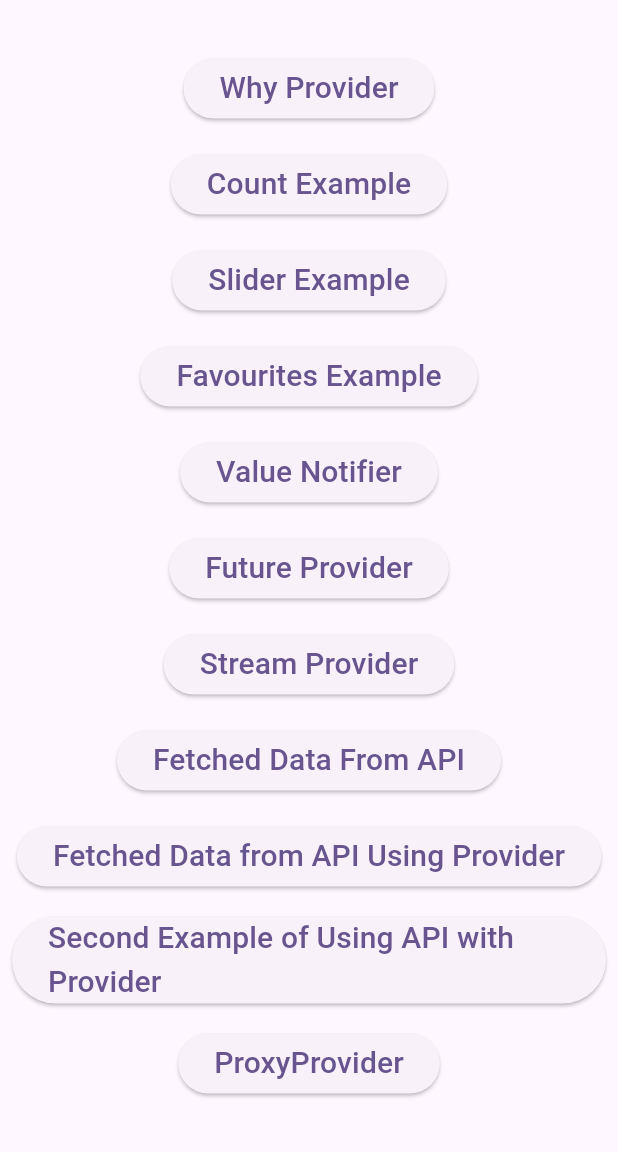
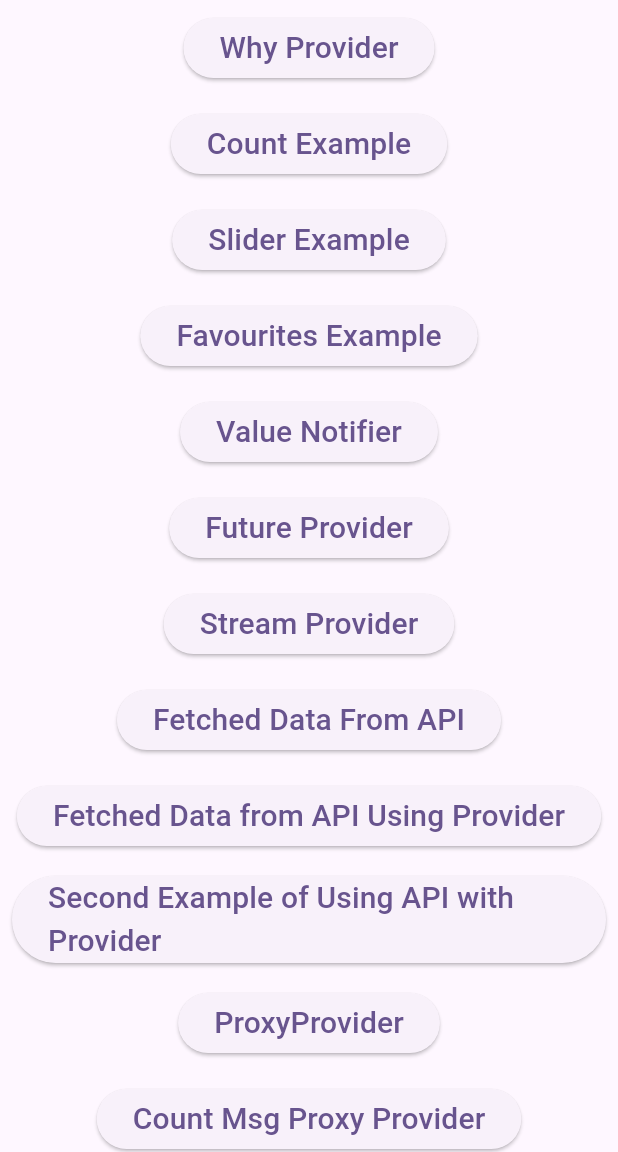
Before and after one commit to vidisha1106/provider_example, a Flutter app: the screen it shows after launch, on a phone screen of 412 x 824 dp, the part 84-1236 px from its top. Run offline on Flutter 3.47's test engine with Material 2 defaults, Android fonts, the phone set to English and light mode, and no system bars; our stand-ins replace flutter_spinkit; missing offline and left inert: dart:ffi.

Commit message:
Completed : Providers

```diff
--- a/lib/Api_using_provider/home_page_api.dart
+++ b/lib/Api_using_provider/home_page_api.dart
@@ -13,6 +13,7 @@ class HomePageApi extends StatefulWidget {
 }
 
 class _HomePageApiState extends State<HomePageApi> {
+
   Future<List<PetModel>> getDataFromApi() async {
     final url = Uri.parse(
         'https://jatinderji.github.io/users_pets_api/users_pets.json');
@@ -30,7 +31,7 @@ class _HomePageApiState extends State<HomePageApi> {
         return [];
       }
     } catch (e) {
-      print("Erroe while fetching data from Api : $e");
+      print("Error while fetching data from Api : $e");
       return [];
     }
   }
--- /dev/null
+++ b/lib/ProxyProvider2/count_provider.dart
@@ -0,0 +1,11 @@
+import 'package:flutter/cupertino.dart';
+
+class CountProvider extends ChangeNotifier
+{
+  int count=0;
+  void increment()
+  {
+    count++;
+    notifyListeners();
+  }
+}
--- /dev/null
+++ b/lib/ProxyProvider2/msg_proxy_provider.dart
@@ -0,0 +1,11 @@
+import 'package:flutter/foundation.dart';
+import 'package:provider_example/ProxyProvider2/count_provider.dart';
+
+class Msg extends ChangeNotifier {
+  List countValues = [];
+
+  void showMsg(int count) {
+    countValues.add(count);
+    notifyListeners();
+  }
+}
--- a/lib/main.dart
+++ b/lib/main.dart
@@ -5,6 +5,9 @@ import 'package:provider_example/Api_with_provider_2/home_page_api.dart';
 import 'package:provider_example/ProxyProvider/translations.dart';
 import 'package:provider_example/ProxyProvider/child_widget.dart';
 import 'package:provider_example/ProxyProvider/proxy_provider_example.dart';
+import 'package:provider_example/ProxyProvider2/count_msg_proxy_provider_example.dart';
+import 'package:provider_example/ProxyProvider2/count_provider.dart';
+import 'package:provider_example/ProxyProvider2/msg_proxy_provider.dart';
 import 'package:provider_example/change_notifier_consumer/change_notifier_class.dart';
 import 'package:provider_example/change_notifier_consumer/count_example.dart';
 import 'package:provider_example/favourites/favourites_example.dart';
@@ -21,7 +24,7 @@ import 'package:provider_example/value_notifier/stateless_counter_example.dart';
 import 'package:provider_example/why_provider.dart';
 
 void main() {
-  Provider.debugCheckInvalidValueType=null;
+  Provider.debugCheckInvalidValueType = null;
   runApp(const MyApp());
 }
 
@@ -32,29 +35,52 @@ class MyApp extends StatelessWidget {
   Widget build(BuildContext context) {
     return MultiProvider(
       providers: [
+        ///Count Example
         ChangeNotifierProvider(
           create: (_) {
             return ChangeNotifierClass();
           },
         ),
+
+        ///Slider Example
         ChangeNotifierProvider(
           create: (_) {
             return SliderProvider();
           },
         ),
+
+        ///Favourites List Example
         ChangeNotifierProvider(
           create: (_) {
             return FavouritesProvider();
           },
         ),
+
+        ///Theme Example
         ChangeNotifierProvider(
           create: (_) {
             return ThemeProvider();
           },
         ),
+
+        ///Stream Provider
         StreamProvider.value(
           value: countStream(),
           initialData: 0,
+        ),
+
+        ///Count Provider for Proxy Provider Example
+        ChangeNotifierProvider(
+          create: (_) {
+            return CountProvider();
+          },
+        ),
+
+        ChangeNotifierProxyProvider<CountProvider,Msg>(
+          create: (_) {
+            return Msg();
+          },
+          update: (_, countProvider, msg) => msg!..showMsg(countProvider.count),
         )
       ],
       builder: (context, child) => MaterialApp(
@@ -83,7 +109,8 @@ class MyApp extends StatelessWidget {
           '/ForCallingAPI': (context) => ForCallingAPI(),
           '/HomePageApi': (context) => HomePageApi(),
           '/ApiUsingProvider': (context) => FetchDataUsingProvider(),
-          '/ProxyProviderExample': (context) => ProxyProviderExample()
+          '/ProxyProviderExample': (context) => ProxyProviderExample(),
+          '/CountMsgProxyProviderExample': (context) => CountMsgProxyProviderExample()
         },
         initialRoute: '/MyHomePage',
       ),
@@ -125,49 +152,76 @@ class _MyHomePageState extends State<MyHomePage> {
         child: Column(
           mainAxisAlignment: MainAxisAlignment.center,
           children: [
+            ///Why Provider
             CustomElevatedButton(
               pathName: '/WhyProvider',
               text: "Why Provider",
             ),
+
+            ///Count Example
             CustomElevatedButton(
               pathName: '/CountExample',
               text: "Count Example",
             ),
+
+            ///Slider Example
             CustomElevatedButton(
               pathName: '/SliderExample',
               text: "Slider Example",
             ),
+
+            ///Favourites Example
             CustomElevatedButton(
               pathName: '/FavouritesExample',
               text: "Favourites Example",
             ),
+
+            ///Value Notifier
             CustomElevatedButton(
               pathName: '/StatelessCounter',
               text: "Value Notifier",
             ),
+
+            ///Future Provider
             CustomElevatedButton(
               pathName: '/FutureProvider',
               text: "Future Provider",
             ),
+
+            ///Stream Provider
             CustomElevatedButton(
               pathName: '/StreamProvider',
               text: "Stream Provider",
             ),
+
+            ///Fetched Bitcoin data from API without using Provider
             CustomElevatedButton(
               pathName: '/ForCallingAPI',
               text: "Fetched Data From API",
             ),
+
+            ///Fetched Dog's Images data from API using Provider
             CustomElevatedButton(
               pathName: '/HomePageApi',
               text: "Fetched Data from API Using Provider",
             ),
+
+            ///Fetched title and body from API using Provider
             CustomElevatedButton(
               pathName: '/ApiUsingProvider',
               text: "Second Example of Using API with Provider",
             ),
+
+            ///Proxy Provider Example
             CustomElevatedButton(
               pathName: '/ProxyProviderExample',
               text: "ProxyProvider",
+            ),
+
+            ///Count Msg Proxy Provider Example
+            CustomElevatedButton(
+              pathName: '/CountMsgProxyProviderExample',
+              text: "Count Msg Proxy Provider",
             ),
           ],
         ),
@@ -176,6 +230,7 @@ class _MyHomePageState extends State<MyHomePage> {
   }
 }
 
+///Custom ElevatedButton
 class CustomElevatedButton extends StatelessWidget {
   final String pathName;
   final String text;
```
Also changed, not shown: lib/ProxyProvider2/count_msg_proxy_provider_example.dart (added, +59 -0 lines).
